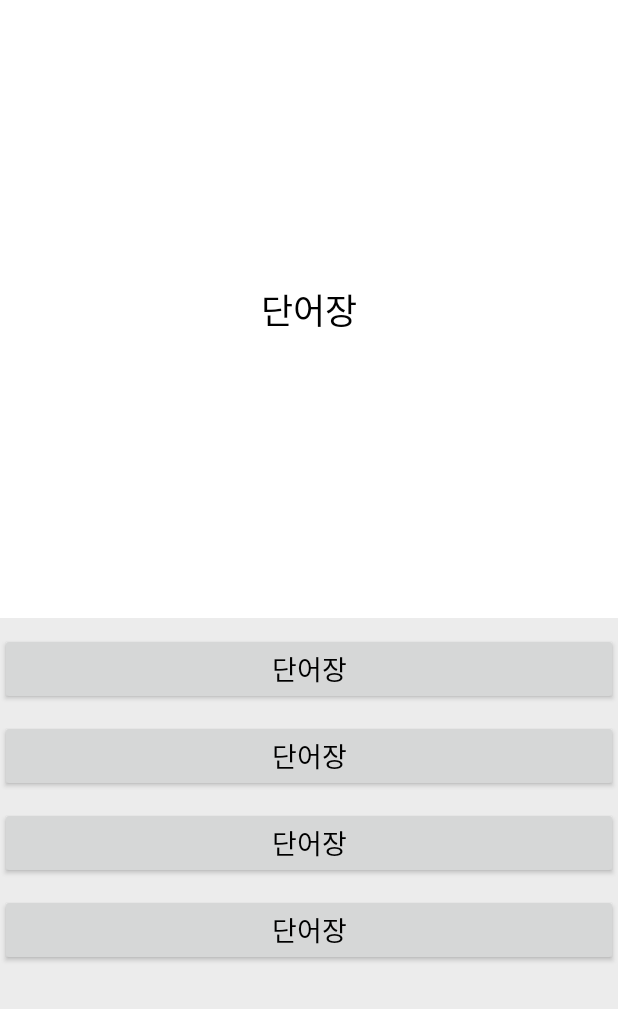
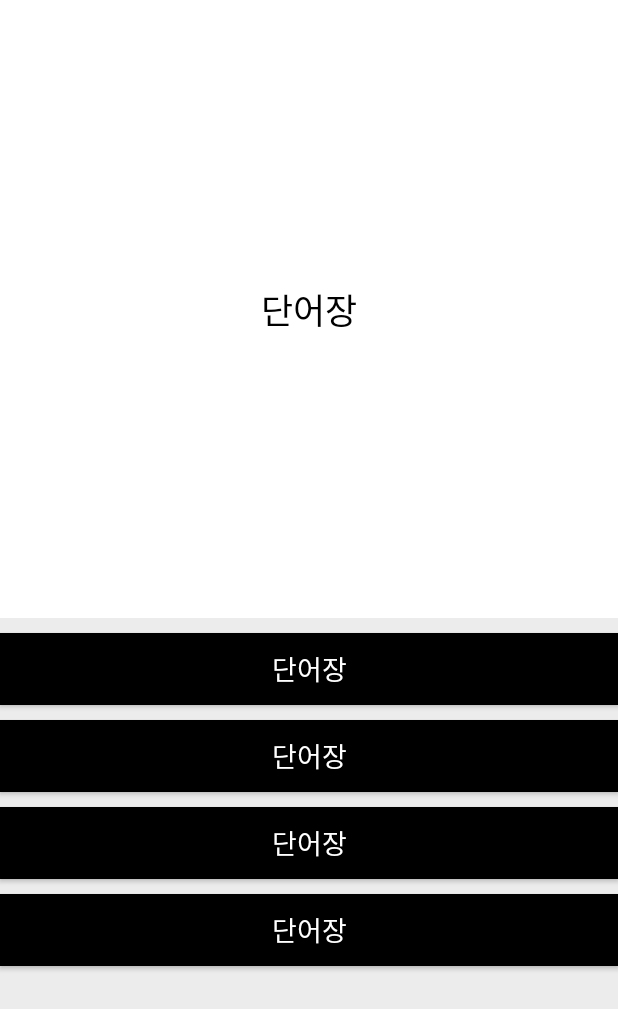
Before and after one commit to yebonkim/Word-Book, an Android app: the layout activity_test.xml on its own in the app's theme, with its tools: preview values and no code run, on a phone screen of 412 x 824 dp. Shown: the top 1009 px of the screen. Run offline under Robolectric (Android 15) with nearby library versions, the phone set to English and light mode, and no system bars.

Commit message:
Added TestActivity

```diff
--- a/app/src/main/res/layout/activity_test.xml
+++ b/app/src/main/res/layout/activity_test.xml
@@ -46,7 +46,7 @@
         >
 
         <Button
-            android:id="@+id/meanBtn1"
+            android:id="@+id/meansBtn1"
             app:layout_constraintLeft_toLeftOf="parent"
             app:layout_constraintRight_toRightOf="parent"
             app:layout_constraintTop_toTopOf="parent"
@@ -54,26 +54,26 @@
             />
 
         <Button
-            android:id="@+id/meanBtn2"
+            android:id="@+id/meansBtn2"
             app:layout_constraintLeft_toLeftOf="parent"
             app:layout_constraintRight_toRightOf="parent"
-            app:layout_constraintTop_toBottomOf="@id/meanBtn1"
+            app:layout_constraintTop_toBottomOf="@id/meansBtn1"
             style="@style/answerBtn"
             />
 
         <Button
-            android:id="@+id/meanBtn3"
+            android:id="@+id/meansBtn3"
             app:layout_constraintLeft_toLeftOf="parent"
             app:layout_constraintRight_toRightOf="parent"
-            app:layout_constraintTop_toBottomOf="@id/meanBtn2"
+            app:layout_constraintTop_toBottomOf="@id/meansBtn2"
             style="@style/answerBtn"
             />
 
         <Button
-            android:id="@+id/meanBtn4"
+            android:id="@+id/meansBtn4"
             app:layout_constraintLeft_toLeftOf="parent"
             app:layout_constraintRight_toRightOf="parent"
-            app:layout_constraintTop_toBottomOf="@id/meanBtn3"
+            app:layout_constraintTop_toBottomOf="@id/meansBtn3"
             style="@style/answerBtn"
             />
 
--- a/app/src/main/res/values/styles.xml
+++ b/app/src/main/res/values/styles.xml
@@ -12,10 +12,11 @@
     <style name="answerBtn">
         <item name="android:layout_width">0dp</item>
         <item name="android:layout_height">wrap_content</item>
-        <item name="android:textColor">@color/black</item>
+        <item name="android:textColor">@color/white</item>
         <item name="android:textSize">18sp</item>
         <item name="android:text">@string/app_name</item>
         <item name="android:layout_marginTop">10dp</item>
+        <item name="android:background">@color/black</item>
     </style>
 
 </resources>
```
Also changed, not shown: app/src/main/java/example/com/englishnote/TestActivity.java (+107 -1 lines).
